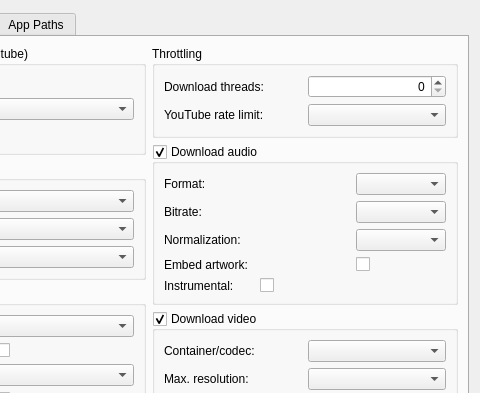
First picture: the form in src/usdb_syncer/gui/forms/SettingsDialog.ui, repository bohning/usdb_syncer, before the edit; both pictures show x 193 to 673 and y 0 to 393 of the 673 by 828 pixel window.
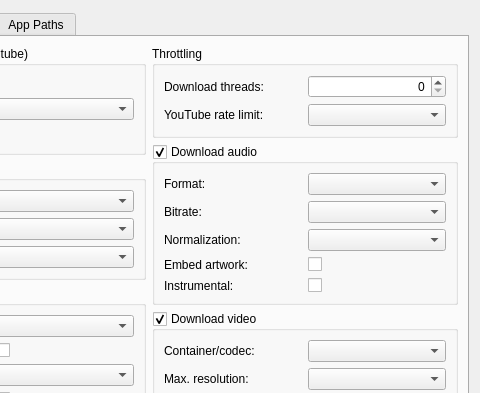
Second picture: the form after the edit. The open tabs and pages were chosen to show the change. Icons and pictures are not drawn.

Patch:
```diff
--- a/src/usdb_syncer/gui/forms/SettingsDialog.ui
+++ b/src/usdb_syncer/gui/forms/SettingsDialog.ui
@@ -439,13 +439,6 @@
             </property>
             </widget>
             </item>
-            <item row="4" column="1">
-            <widget class="QCheckBox" name="checkBox_audio_instrumental">
-            <property name="text">
-            <string/>
-            </property>
-            </widget>
-            </item>
             <item row="1" column="0">
              <widget class="QLabel" name="label_audio_bitrate">
               <property name="text">
@@ -494,6 +487,13 @@
               </property>
              </widget>
             </item>
+            <item row="4" column="3">
+             <widget class="QCheckBox" name="checkBox_audio_instrumental">
+              <property name="text">
+               <string/>
+              </property>
+             </widget>
+            </item>
            </layout>
           </widget>
          </item>
```
Left out of the diff: 4 changed lines with no effect on the pictures. Lines whose indentation alone changed are shown as unchanged.
